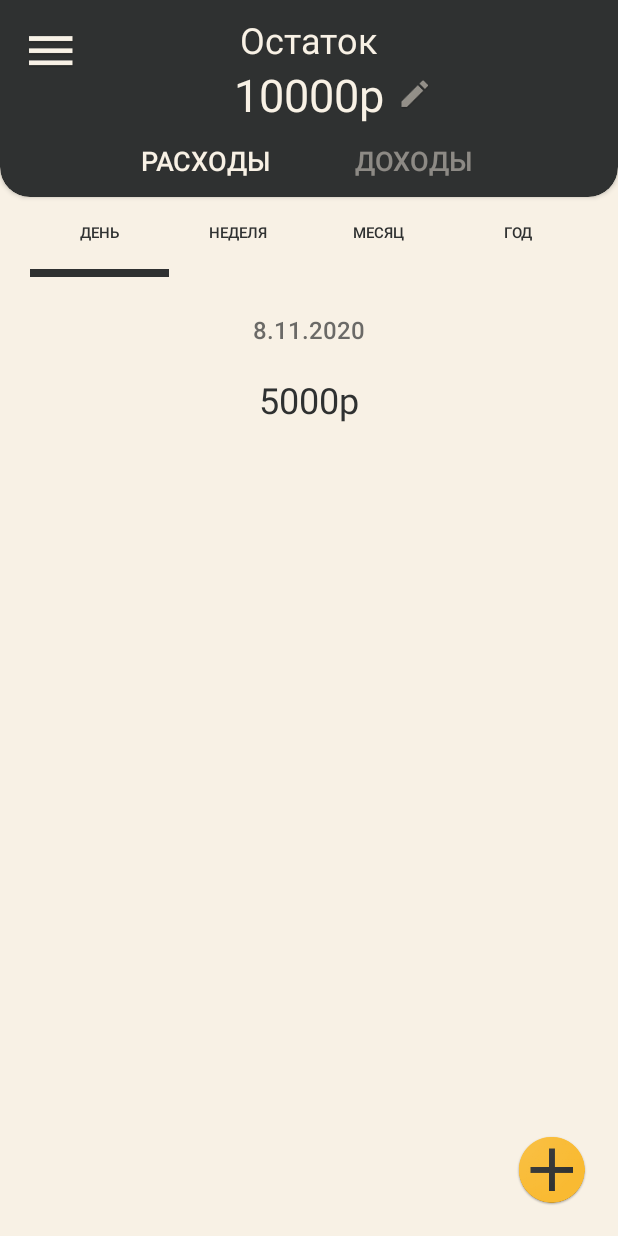
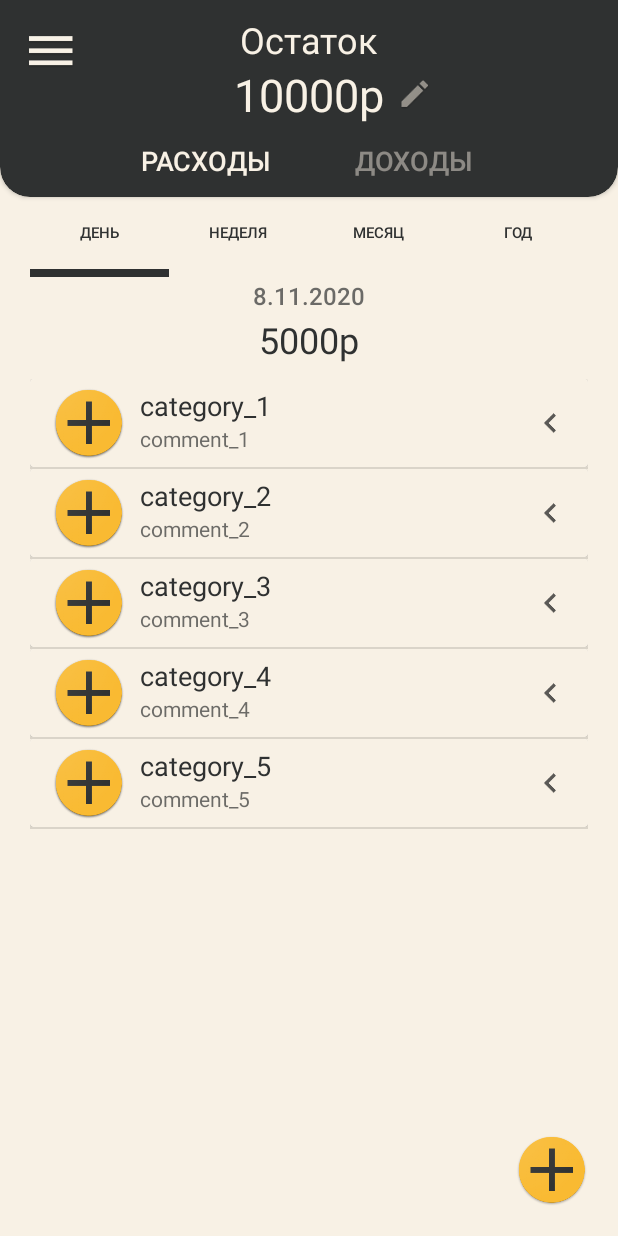
Before and after one commit to Dewha/interfaces_evt17, an Android app: the Dashboard screen opened directly, with no data from a screen before it, on a phone screen of 412 x 824 dp. Run offline under Robolectric (Android 15) with nearby library versions, the phone set to English and light mode, and no system bars; Roboto replaces fonts that are not available here.

Commit message:
сделал автоматическую авторизацию при входе и добавил контейнер для записей
сделал кастомный адаптер для listview в контейнере и сделал оформление записей

```diff
--- /dev/null
+++ b/EsWallet/app/src/main/java/com/example/eswallet/CustomAdapter.java
@@ -0,0 +1,59 @@
+package com.example.eswallet;
+
+import android.content.Context;
+import android.view.LayoutInflater;
+import android.view.View;
+import android.view.ViewGroup;
+import android.widget.BaseAdapter;
+import android.widget.ImageView;
+import android.widget.TextView;
+
+public class CustomAdapter extends BaseAdapter {
+
+    Context context;
+    String[] categories;
+    String[] comments;
+    int[] images;
+
+    public CustomAdapter(Context context, String[] categories, String[] comments, int[] images) {
+        this.context = context;
+        this.categories = categories;
+        this.comments = comments;
+        this.images = images;
+    }
+
+    @Override
+    public int getCount() {
+        return categories.length;
+    }
+
+    @Override
+    public Object getItem(int position) {
+        return position;
+    }
+
+    @Override
+    public long getItemId(int position) {
+        return 0;
+    }
+
+    @Override
+    public View getView(int position, View convertView, ViewGroup parent) {
+        View view = LayoutInflater.from(context).inflate(R.layout.row_layout, parent,false);
+        ImageView category_icon = view.findViewById(R.id.iv_category_icon);
+        TextView category = view.findViewById(R.id.tv_category);
+        TextView comment = view.findViewById(R.id.tv_comment);
+
+        int iconsSet=images[position];
+        String categorySet=categories[position];
+        String commentSet=comments[position];
+
+        category_icon.setImageResource(iconsSet);
+        category.setText(categorySet);
+        comment.setText(commentSet);
+
+        if (iconsSet<0 && commentSet == " " && categorySet == " ");
+
+        return view;
+    }
+}
--- a/EsWallet/app/src/main/java/com/example/eswallet/Dashboard.java
+++ b/EsWallet/app/src/main/java/com/example/eswallet/Dashboard.java
@@ -4,6 +4,7 @@ import android.app.ActivityOptions;
 import android.app.AlertDialog;
 import android.app.DatePickerDialog;
 import android.content.Intent;
+import android.content.SharedPreferences;
 import android.os.Bundle;
 import android.util.Pair;
 import android.view.Gravity;
@@ -13,6 +14,8 @@ import android.view.WindowManager;
 import android.widget.Button;
 import android.widget.DatePicker;
 import android.widget.ImageButton;
+import android.widget.ListView;
+import android.widget.RelativeLayout;
 import android.widget.TextView;
 import androidx.annotation.NonNull;
 import androidx.appcompat.app.AppCompatActivity;
@@ -30,15 +33,18 @@ public class Dashboard extends AppCompatActivity implements View.OnClickListener
     //variables
     Button btn_day, btn_week, btn_month, btn_year,
             btn_day_ul, btn_week_ul, btn_month_ul,
-            btn_year_ul, btn_costs, btn_income, btn_date;
+            btn_year_ul, btn_costs, btn_income, btn_date, btn_exit;
     ImageButton btn_edit, btn_menu, btn_add;
     DrawerLayout drawerLayout;
     NavigationView navigationView;
     TextView tv_username;
     CardView topBar;
+    ListView cards;
     String fullNameFromDB, login;
-
     boolean isCost = true;
+    public static final String SHARED_PREFS = "sharedPrefs";
+    public static final String LOGIN = "login";
+    public static final String PASSWORD = "password";
 
     @Override
     protected void onCreate(Bundle savedInstanceState) {
@@ -65,7 +71,10 @@ public class Dashboard extends AppCompatActivity implements View.OnClickListener
         topBar = findViewById(R.id.cv_top_bar);
         btn_add = findViewById(R.id.btn_add);
         btn_date = findViewById(R.id.btn_date);
+        btn_exit = navigationView.getHeaderView(0).findViewById(R.id.btn_exit);
         tv_username = navigationView.getHeaderView(0).findViewById(R.id.tv_username);
+        cards = findViewById(R.id.lv_cards);
+
         //form database
         fullNameFromDB = getIntent().getStringExtra("name") + " " + getIntent().getStringExtra("second_name");
         login = getIntent().getStringExtra("login");
@@ -83,6 +92,14 @@ public class Dashboard extends AppCompatActivity implements View.OnClickListener
                 Calendar.getInstance().get(Calendar.MONTH) + "." +
                 Calendar.getInstance().get(Calendar.YEAR);
         btn_date.setText(date);
+
+        String[] categories = new String[] {"category_1","category_2","category_3","category_4","category_5"};
+        String[] comments = new String[] {"comment_1","comment_2","comment_3","comment_4","comment_5"};
+        int[] images = new int[] {R.mipmap.ic_add, R.mipmap.ic_add, R.mipmap.ic_add, R.mipmap.ic_add, R.mipmap.ic_add};
+
+        CustomAdapter customAdapter = new CustomAdapter(Dashboard.this, categories, comments, images);
+        cards.setAdapter(customAdapter);
+
 
         //events
         btn_day.setOnClickListener(this);
@@ -192,7 +209,19 @@ public class Dashboard extends AppCompatActivity implements View.OnClickListener
                 }
             }
                 break;
-            case R.id.nav_logout : break;
+            case R.id.nav_logout : {
+                SharedPreferences sharedPreferences = getSharedPreferences(SHARED_PREFS, MODE_PRIVATE);
+                SharedPreferences.Editor editor = sharedPreferences.edit();
+                editor.putString(LOGIN, "");
+                editor.putString(PASSWORD, "");
+                editor.apply();
+
+                //start login activity
+                Intent intent = new Intent(this, Login.class);
+                intent.addFlags(Intent.FLAG_ACTIVITY_CLEAR_TOP);
+                intent.addFlags(Intent.FLAG_ACTIVITY_NEW_TASK);
+                startActivity(intent);
+            } break;
         }
         drawerLayout.closeDrawer(Gravity.LEFT);
         return true;
@@ -215,4 +244,8 @@ public class Dashboard extends AppCompatActivity implements View.OnClickListener
         String date = dayOfMonth + "."  + month + "." + year;
         btn_date.setText(date);
     }
+
+//    public RelativeLayout newRecordPanel() {
+//
+//    }
 }
--- a/EsWallet/app/src/main/res/layout/activity_dashboard.xml
+++ b/EsWallet/app/src/main/res/layout/activity_dashboard.xml
@@ -7,7 +7,8 @@
     tools:context=".Dashboard"
     android:id="@+id/drawer_layout"
     android:fitsSystemWindows="true"
-    tools:openDrawer="right">
+    tools:openDrawer="right"
+    android:background="@color/bone">
 
     <com.google.android.material.navigation.NavigationView
         android:id="@+id/nav_view"
@@ -202,14 +203,12 @@
         <!-- content header -->
         <RelativeLayout
             android:layout_width="match_parent"
-            android:layout_height="wrap_content"
-            android:paddingTop="10dp"
-            android:paddingBottom="5dp">
+            android:layout_height="wrap_content">
 
             <Button
                 android:id="@+id/btn_date"
                 android:layout_width="wrap_content"
-                android:layout_height="50dp"
+                android:layout_height="25dp"
                 android:background="#00000000"
                 android:textSize="16sp"
                 android:textColor="@color/coal"
@@ -239,15 +238,19 @@
             android:layout_height="match_parent"
             android:orientation="vertical"
             android:paddingLeft="20dp"
+            android:paddingRight="20dp"
             android:paddingTop="10dp"
-            android:paddingRight="20dp"
             android:paddingBottom="20dp">
 
+            <ListView
+                android:id="@+id/lv_cards"
+                android:layout_width="match_parent"
+                android:layout_height="wrap_content"
+                android:layout_weight="1"
+                android:background="@color/bone">
+            </ListView>
 
-            <ScrollView
-                android:layout_width="match_parent"
-                android:layout_height="match_parent"
-                android:layout_weight="1"></ScrollView>
+
 
             <ImageButton
                 android:id="@+id/btn_add"
@@ -255,6 +258,7 @@
                 android:layout_height="wrap_content"
                 android:layout_gravity="right"
                 android:background="@mipmap/ic_add"
+                android:layout_marginTop="20dp"
                 android:transitionName="logo_image" />
 
         </LinearLayout>
--- /dev/null
+++ b/EsWallet/app/src/main/res/layout/row_layout.xml
@@ -0,0 +1,52 @@
+<?xml version="1.0" encoding="utf-8"?>
+<LinearLayout xmlns:android="http://schemas.android.com/apk/res/android"
+    android:layout_width="match_parent"
+    android:layout_height="match_parent"
+    xmlns:app="http://schemas.android.com/apk/res-auto"
+    android:orientation="vertical">
+    <androidx.cardview.widget.CardView
+        android:layout_width="match_parent"
+        android:layout_height="wrap_content"
+        app:cardCornerRadius="3dp">
+        <RelativeLayout
+            android:layout_width="match_parent"
+            android:layout_height="wrap_content"
+            android:padding="5dp"
+            android:background="@color/bone">
+            <ImageView
+                android:id="@+id/iv_category_icon"
+                android:layout_width="wrap_content"
+                android:layout_height="wrap_content"
+                android:background="@mipmap/ic_add"
+                android:layout_marginRight="10dp"
+                android:layout_marginLeft="10dp"/>
+            <TextView
+                android:id="@+id/tv_category"
+                android:layout_width="match_parent"
+                android:layout_height="wrap_content"
+                android:text="Category"
+                android:textSize="18sp"
+                android:textColor="@color/coal"
+                android:layout_toRightOf="@+id/iv_category_icon"/>
+            <TextView
+                android:id="@+id/tv_comment"
+                android:layout_width="match_parent"
+                android:layout_height="wrap_content"
+                android:text="Comment"
+                android:textSize="14sp"
+                android:textColor="@color/coal"
+                android:alpha="0.7"
+                android:layout_toRightOf="@+id/iv_category_icon"
+                android:layout_below="@+id/tv_category"/>
+            <ImageButton
+                android:id="@+id/del_1"
+                android:layout_width="20dp"
+                android:layout_height="20dp"
+                android:background="@mipmap/ic_previous"
+                android:layout_centerVertical="true"
+                android:alpha="0.7"
+                android:layout_alignParentRight="true"
+                android:layout_marginRight="10dp"/>
+        </RelativeLayout>
+    </androidx.cardview.widget.CardView>
+</LinearLayout>
```
Also changed, not shown: EsWallet/app/src/main/java/com/example/eswallet/Login.java (+26 -0 lines), EsWallet/app/src/main/java/com/example/eswallet/MainActivity.java (+63 -6 lines), EsWallet/app/src/main/java/com/example/eswallet/UserProfile.java (+26 -0 lines).
